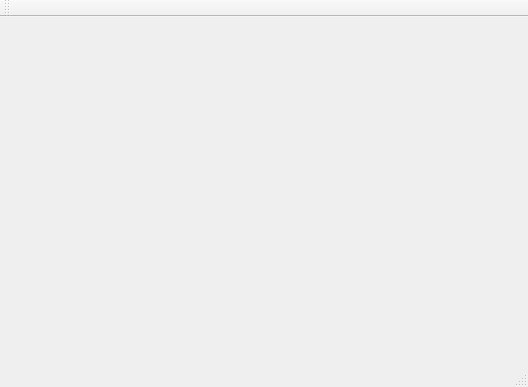
Old version of the form mainwindow.ui in the repository sprinklej/00100100.
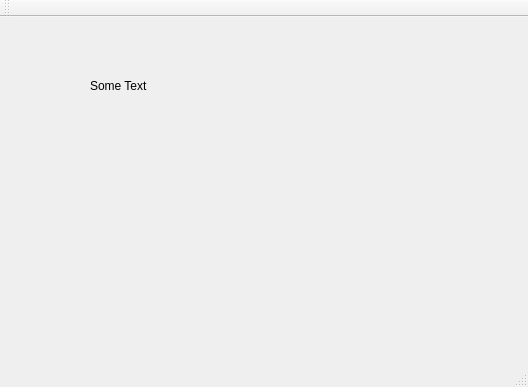
New version of the form.

Commit message: creating login gui

Diff of the .ui file:
```diff
--- a/mainwindow.ui
+++ b/mainwindow.ui
@@ -13,7 +13,21 @@
   <property name="windowTitle">
    <string>MainWindow</string>
   </property>
-  <widget class="QWidget" name="centralWidget"/>
+  <widget class="QWidget" name="centralWidget">
+   <widget class="QLabel" name="label">
+    <property name="geometry">
+     <rect>
+      <x>90</x>
+      <y>60</y>
+      <width>201</width>
+      <height>17</height>
+     </rect>
+    </property>
+    <property name="text">
+     <string>Some Text</string>
+    </property>
+   </widget>
+  </widget>
   <widget class="QMenuBar" name="menuBar">
    <property name="geometry">
     <rect>
```
Left out of the diff: 2 changed lines with no effect on the pictures. The commit also changes 5 other files.
